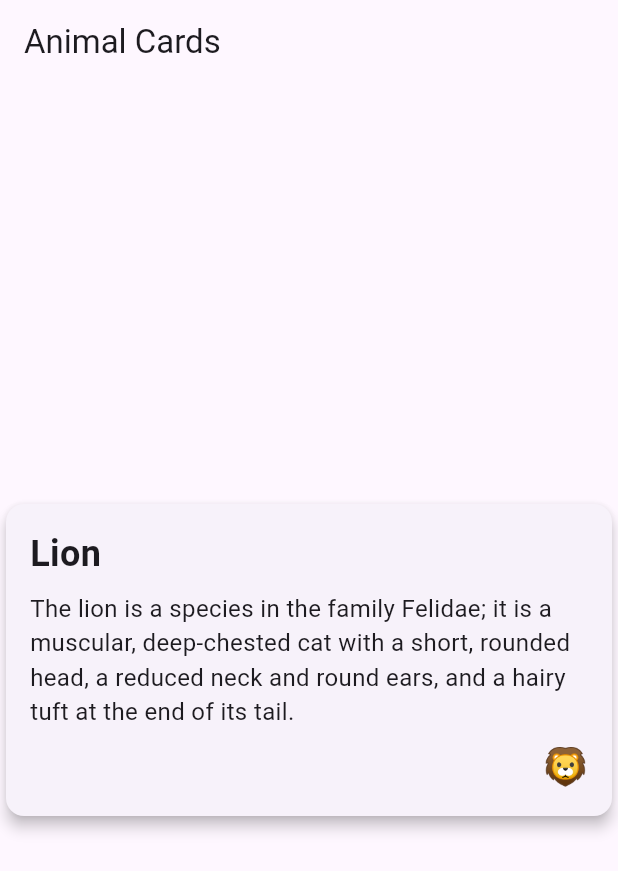
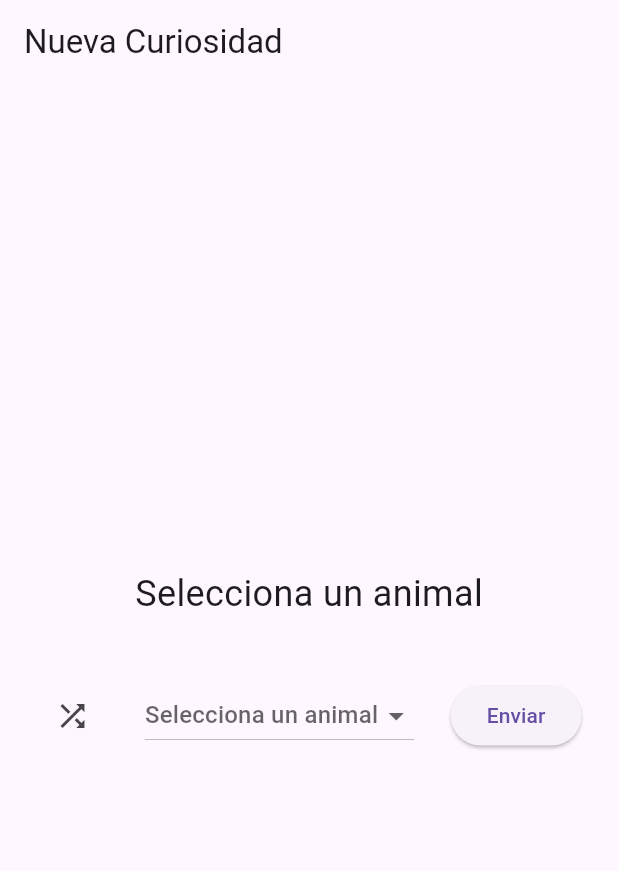
Before and after one commit to AbregoMendozaAllan/CuriosidadesAnimalesMovil2, a Flutter app: the screen it shows after launch, on a phone screen of 412 x 824 dp. Shown: the top 871 px of the screen. Run offline on Flutter 3.47's test engine with Material 3 defaults, Android fonts, the light colour scheme and no system bars.

Commit message:
trabajando en nuevaCuriosidad

```diff
--- a/lib/main.dart
+++ b/lib/main.dart
@@ -1,10 +1,12 @@
 import 'package:curiosidadesanimalesmovil2/ui/components/animal_card.dart';
 import 'package:flutter/material.dart';
+import 'ui/nuevaCuriosidad.dart';
 
 void main() {
   runApp(const MyApp());
 }
 
+/*
 class MyApp extends StatelessWidget {
   const MyApp({super.key});
 
@@ -25,4 +27,19 @@ class MyApp extends StatelessWidget {
       ),
     );
   }
+} */
+
+class MyApp extends StatelessWidget {
+  const MyApp({super.key});
+
+  @override
+  Widget build(BuildContext context) {
+    return MaterialApp(
+      title: 'Curiosidades de Animales',
+      theme: ThemeData(
+        primarySwatch: Colors.blue,
+      ),
+      home: NuevaCuriosidadScreen(), // Utiliza NuevaCuriosidadScreen como la pantalla inicial
+    );
+  }
 }
--- /dev/null
+++ b/lib/ui/NuevaCuriosidad.dart
@@ -0,0 +1,68 @@
+import 'package:flutter/material.dart';
+
+class NuevaCuriosidadScreen extends StatelessWidget {
+  const NuevaCuriosidadScreen({super.key});
+
+  @override
+  Widget build(BuildContext context) {
+    return Scaffold(
+      appBar: AppBar(
+        title: const Text('Nueva Curiosidad'),
+      ),
+      body: Column(
+        mainAxisAlignment: MainAxisAlignment.center,
+        children: <Widget>[
+          const Padding(
+            padding: EdgeInsets.symmetric(vertical: 20),
+            child: Text(
+              'Selecciona un animal',
+              style: TextStyle(fontSize: 24),
+            ),
+          ),
+          Padding(
+            padding: const EdgeInsets.symmetric(vertical: 20),
+            child: Row(
+              mainAxisAlignment: MainAxisAlignment.spaceEvenly,
+              children: [
+                IconButton(
+                  icon: const Icon(Icons.shuffle),
+                  onPressed: () {
+                    // Lógica para seleccionar un animal aleatorio
+                  },
+                ),
+                DropdownButton<String>(
+                  items: const [
+                    DropdownMenuItem<String>(
+                      value: 'Perro',
+                      child: Text('Perro'),
+                    ),
+                    DropdownMenuItem<String>(
+                      value: 'Gato',
+                      child: Text('Gato'),
+                    ),
+                    DropdownMenuItem<String>(
+                      value: 'Pájaro',
+                      child: Text('Pájaro'),
+                    ),
+                    // Agrega más opciones según sea necesario
+                  ],
+                  onChanged: (String? value) {
+                    // Lógica para manejar la selección del animal
+                  },
+                  hint: const Text('Selecciona un animal'),
+                  value: null,
+                ),
+                ElevatedButton(
+                  onPressed: () {
+                    // Lógica para enviar el animal seleccionado
+                  },
+                  child: const Text('Enviar'),
+                ),
+              ],
+            ),
+          ),
+        ],
+      ),
+    );
+  }
+}
```
Also changed, not shown: 1 other file.
